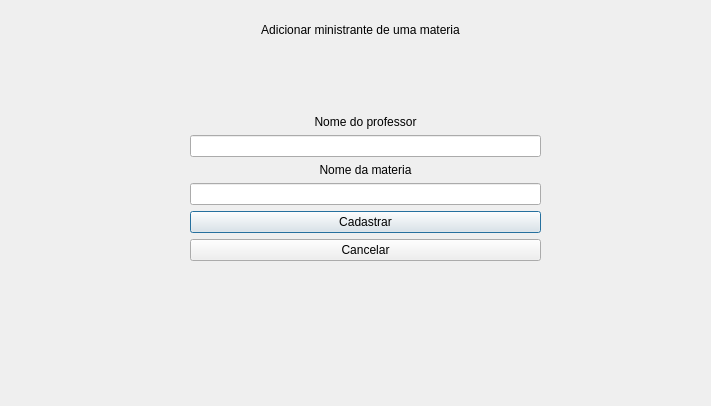
This is ProjetoFinal/adicionarministrante.ui in Fernando-maruba/Trabalho-Final-POO as Qt 5 draws it before an edit. The edited form follows.
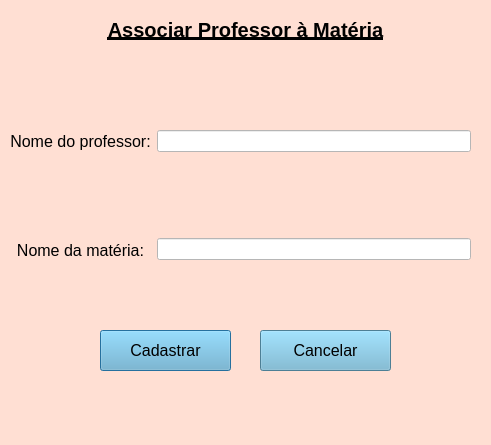
This is the edited form.

```diff
--- a/ProjetoFinal/adicionarministrante.ui
+++ b/ProjetoFinal/adicionarministrante.ui
@@ -6,46 +6,140 @@
    <rect>
     <x>0</x>
     <y>0</y>
-    <width>711</width>
-    <height>406</height>
+    <width>491</width>
+    <height>445</height>
    </rect>
   </property>
   <property name="windowTitle">
    <string>Dialog</string>
   </property>
-  <widget class="QWidget" name="layoutWidget_2">
+  <property name="styleSheet">
+   <string notr="true">background-color:#FFDFD3</string>
+  </property>
+  <widget class="QLabel" name="label">
    <property name="geometry">
     <rect>
-     <x>190</x>
-     <y>30</y>
-     <width>351</width>
-     <height>231</height>
+     <x>35</x>
+     <y>20</y>
+     <width>421</width>
+     <height>20</height>
     </rect>
    </property>
-   <layout class="QVBoxLayout" name="verticalLayout">
+   <property name="font">
+    <font>
+     <pointsize>-1</pointsize>
+     <weight>75</weight>
+     <bold>true</bold>
+     <underline>true</underline>
+     <strikeout>false</strikeout>
+    </font>
+   </property>
+   <property name="styleSheet">
+    <string notr="true">font-size:20px;
+</string>
+   </property>
+   <property name="text">
+    <string>Associar Professor à Matéria</string>
+   </property>
+   <property name="alignment">
+    <set>Qt::AlignCenter</set>
+   </property>
+  </widget>
+  <widget class="QPushButton" name="pushButton">
+   <property name="geometry">
+    <rect>
+     <x>100</x>
+     <y>330</y>
+     <width>131</width>
+     <height>41</height>
+    </rect>
+   </property>
+   <property name="styleSheet">
+    <string notr="true">font-size:16px;
+background-color:#6CB2D1</string>
+   </property>
+   <property name="text">
+    <string>Cadastrar</string>
+   </property>
+  </widget>
+  <widget class="QPushButton" name="pushButton_2">
+   <property name="geometry">
+    <rect>
+     <x>260</x>
+     <y>330</y>
+     <width>131</width>
+     <height>41</height>
+    </rect>
+   </property>
+   <property name="styleSheet">
+    <string notr="true">font-size:16px;
+background-color:#6CB2D1</string>
+   </property>
+   <property name="text">
+    <string>Cancelar</string>
+   </property>
+  </widget>
+  <widget class="QWidget" name="horizontalLayoutWidget">
+   <property name="geometry">
+    <rect>
+     <x>10</x>
+     <y>90</y>
+     <width>461</width>
+     <height>211</height>
+    </rect>
+   </property>
+   <layout class="QHBoxLayout" name="horizontalLayout">
+    <property name="sizeConstraint">
+     <enum>QLayout::SetNoConstraint</enum>
+    </property>
     <item>
-     <spacer name="verticalSpacer_2">
-      <property name="orientation">
-       <enum>Qt::Vertical</enum>
-      </property>
-      <property name="sizeHint" stdset="0">
-       <size>
-        <width>20</width>
-        <height>40</height>
-       </size>
-      </property>
-     </spacer>
-    </item>
+     <layout class="QVBoxLayout" name="verticalLayout_3">
     <item>
      <widget class="QLabel" name="label_3">
+        <property name="styleSheet">
+         <string notr="true">font-size:16px;</string>
+        </property>
       <property name="text">
-       <string>Nome do professor</string>
+         <string>Nome do professor:</string>
       </property>
       <property name="alignment">
        <set>Qt::AlignCenter</set>
       </property>
      </widget>
     </item>
+      <item>
+       <widget class="QLabel" name="label_2">
+        <property name="styleSheet">
+         <string notr="true">font-size:16px;</string>
+        </property>
+        <property name="text">
+         <string>Nome da matéria:</string>
+        </property>
+        <property name="alignment">
+         <set>Qt::AlignCenter</set>
+        </property>
+       </widget>
+      </item>
+     </layout>
+    </item>
+    <item>
+     <spacer name="horizontalSpacer">
+      <property name="orientation">
+       <enum>Qt::Horizontal</enum>
+      </property>
+      <property name="sizeType">
+       <enum>QSizePolicy::Fixed</enum>
+      </property>
+      <property name="sizeHint" stdset="0">
+       <size>
+        <width>0</width>
+        <height>20</height>
+       </size>
+      </property>
+     </spacer>
+    </item>
+    <item>
+     <layout class="QVBoxLayout" name="verticalLayout_4">
     <item>
      <widget class="QLineEdit" name="lineEdit">
       <property name="accessibleName">
@@ -54,6 +148,9 @@
       <property name="autoFillBackground">
        <bool>false</bool>
       </property>
+        <property name="styleSheet">
+         <string notr="true">background-color:white;</string>
+        </property>
       <property name="inputMask">
        <string/>
       </property>
@@ -63,49 +160,31 @@
      </widget>
     </item>
     <item>
-     <widget class="QLabel" name="label_2">
-      <property name="text">
-       <string>Nome da materia</string>
-      </property>
-      <property name="alignment">
-       <set>Qt::AlignCenter</set>
-      </property>
-     </widget>
-    </item>
-    <item>
-     <widget class="QLineEdit" name="lineEdit_2"/>
-    </item>
-    <item>
-     <widget class="QPushButton" name="pushButton">
-      <property name="text">
-       <string>Cadastrar</string>
-      </property>
-     </widget>
+       <spacer name="verticalSpacer">
+        <property name="orientation">
+         <enum>Qt::Vertical</enum>
+        </property>
+        <property name="sizeType">
+         <enum>QSizePolicy::Fixed</enum>
+        </property>
+        <property name="sizeHint" stdset="0">
+         <size>
+          <width>50</width>
+          <height>40</height>
+         </size>
+        </property>
+       </spacer>
     </item>
     <item>
-     <widget class="QPushButton" name="pushButton_2">
-      <property name="text">
-       <string>Cancelar</string>
+       <widget class="QLineEdit" name="lineEdit_2">
+        <property name="styleSheet">
+         <string notr="true">background-color:white;</string>
       </property>
      </widget>
     </item>
    </layout>
-  </widget>
-  <widget class="QLabel" name="label">
-   <property name="geometry">
-    <rect>
-     <x>190</x>
-     <y>20</y>
-     <width>341</width>
-     <height>20</height>
-    </rect>
-   </property>
-   <property name="text">
-    <string>Adicionar ministrante de uma materia</string>
-   </property>
-   <property name="alignment">
-    <set>Qt::AlignCenter</set>
-   </property>
+    </item>
+   </layout>
   </widget>
  </widget>
  <resources/>
```
Lines whose indentation alone changed are shown as unchanged.
